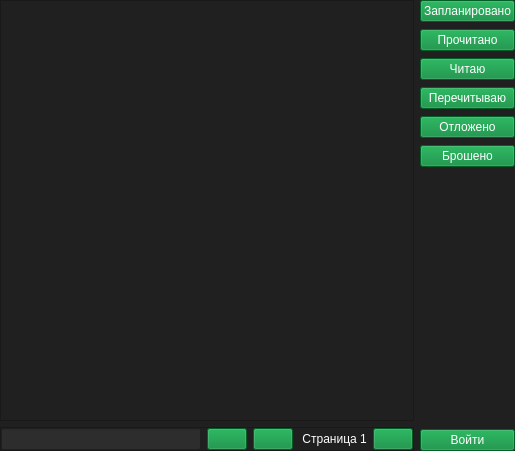
Above: forms/shikimoriUI.ui from brandonzorn/Nlight before the change. Below: the same form after it.
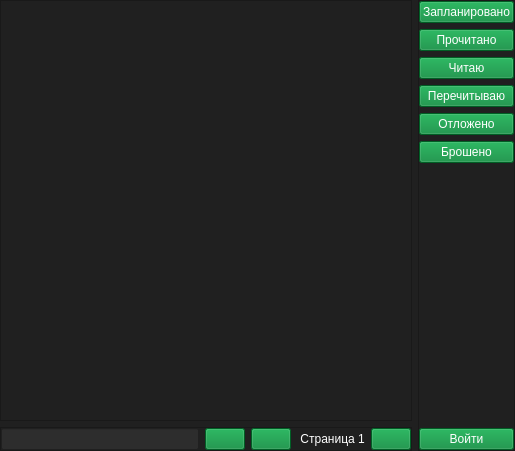
That is the form after the change.

Diff of the .ui file:
```diff
--- a/forms/shikimoriUI.ui
+++ b/forms/shikimoriUI.ui
@@ -124,11 +124,25 @@
     </layout>
    </item>
    <item>
-    <layout class="QVBoxLayout" name="verticalLayout_3">
-     <item>
-      <layout class="QVBoxLayout" name="verticalLayout_4">
-       <property name="spacing">
-        <number>7</number>
+    <widget class="QFrame" name="lists_frame">
+     <property name="frameShape">
+      <enum>QFrame::StyledPanel</enum>
+     </property>
+     <property name="frameShadow">
+      <enum>QFrame::Raised</enum>
+     </property>
+     <layout class="QVBoxLayout" name="verticalLayout_2">
+      <property name="leftMargin">
+       <number>0</number>
+      </property>
+      <property name="topMargin">
+       <number>0</number>
+      </property>
+      <property name="rightMargin">
+       <number>0</number>
+      </property>
+      <property name="bottomMargin">
+       <number>0</number>
        </property>
        <item>
         <widget class="QPushButton" name="b_planned">
@@ -196,8 +210,6 @@
          </property>
         </widget>
        </item>
-      </layout>
-     </item>
      <item>
       <spacer name="verticalSpacer">
        <property name="orientation">
@@ -206,7 +218,7 @@
        <property name="sizeHint" stdset="0">
         <size>
          <width>20</width>
-         <height>40</height>
+          <height>236</height>
         </size>
        </property>
       </spacer>
@@ -223,6 +235,7 @@
       </widget>
      </item>
     </layout>
+    </widget>
    </item>
   </layout>
  </widget>
```
Left out of the diff: 2 changed lines with no effect on the pictures. Lines whose indentation alone changed are shown as unchanged.
